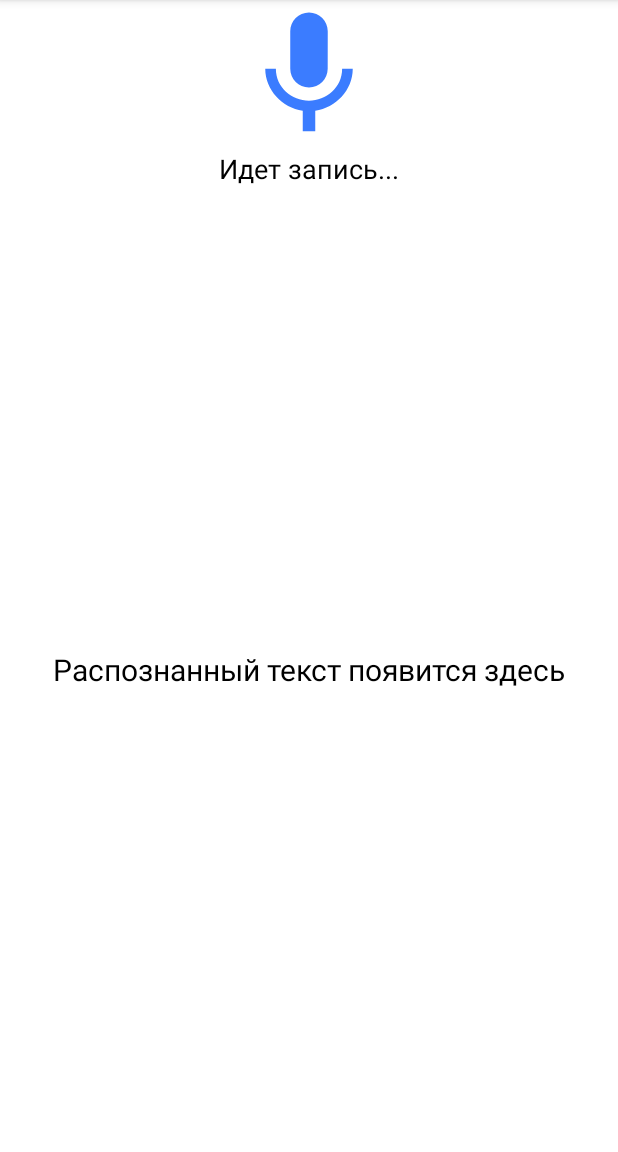
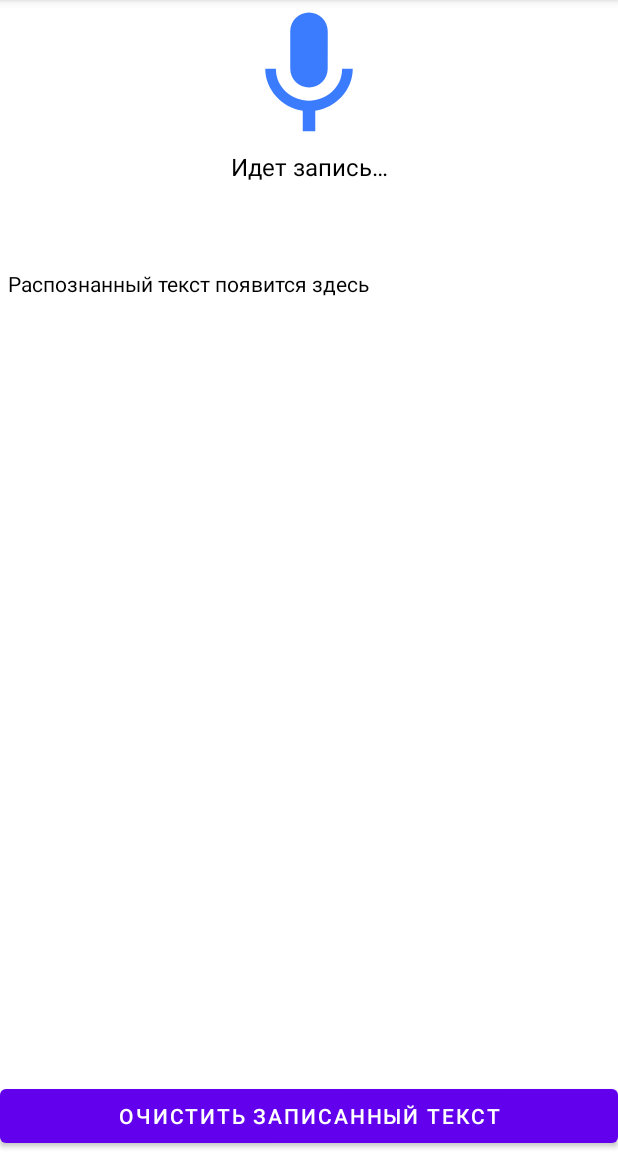
Before and after one commit to Olegnim/VoiceToText, an Android app: the screen it shows after launch (MainActivity), after a tap on "Start record", on a phone screen of 412 x 824 dp, the part 84-1236 px from its top. Run offline under Robolectric (Android 15) with nearby library versions, the phone set to English and light mode, and no system bars.

Commit message:
improvements
 - added error reset and continued recording
- button clear text added
- minor improvements

```diff
--- a/app/src/main/java/ru/sokolovsoftware/MainActivity.kt
+++ b/app/src/main/java/ru/sokolovsoftware/MainActivity.kt
@@ -11,6 +11,7 @@ import android.speech.RecognitionListener
 import android.speech.RecognizerIntent
 import android.speech.SpeechRecognizer
 import android.util.Log
+import android.widget.Button
 import android.widget.ImageView
 import android.widget.TextView
 import android.widget.Toast
@@ -26,19 +27,28 @@ class MainActivity : AppCompatActivity(), RecognitionListener {
     lateinit var micImage: ImageView
     private lateinit var textOutput: TextView
     lateinit var comment: TextView
+    lateinit var clearButton: Button
     private val REQUEST_CODE_SPEECH_INPUT = 1
     lateinit var speechRecognizer: SpeechRecognizer
     var recordStatus = false
-
+    var manualStopRecord = false
 
     override fun onCreate(savedInstanceState: Bundle?) {
         super.onCreate(savedInstanceState)
         setContentView(R.layout.activity_main)
 
+        viewInit()
+
+        speechRecognizer = SpeechRecognizer.createSpeechRecognizer(this)
+        speechRecognizer.setRecognitionListener(this)
+    }
+
+    private fun viewInit() {
         micImage = findViewById(R.id.image_mic)
         textOutput = findViewById(R.id.output_text)
         comment = findViewById(R.id.comment)
-        comment.text = "Нажмите на микрофон что бы начать запись"
+        comment.text = this.getString(R.string.touch_to_start)
+        clearButton = findViewById(R.id.clear_button)
 
         if (ContextCompat.checkSelfPermission(
                 this,
@@ -53,19 +63,20 @@ class MainActivity : AppCompatActivity(), RecognitionListener {
             val clip = ClipData.newPlainText("", textOutput.text.toString())
             clipboard.setPrimaryClip(clip)
             Toast.makeText(
-                this@MainActivity, "Текст скопирован в буфер обмена",
+                this@MainActivity, this.getString(R.string.text_copy_to_clipboard),
                 Toast.LENGTH_SHORT
             ).show()
         }
-        speechRecognizer = SpeechRecognizer.createSpeechRecognizer(this)
-        speechRecognizer.setRecognitionListener(this)
         micImage.setOnClickListener {
             if (recordStatus) {
+                manualStopRecord = true
                 stopRecord()
             } else {
+                manualStopRecord = false
                 startRecord()
             }
         }
+        clearButton.setOnClickListener { textOutput.text = "" }
     }
 
     override fun onReadyForSpeech(p0: Bundle?) {
@@ -77,7 +88,6 @@ class MainActivity : AppCompatActivity(), RecognitionListener {
     }
 
     override fun onRmsChanged(p0: Float) {
-        Log.e("RecognitionListener", "onRmsChanged $p0")
     }
 
     override fun onBufferReceived(p0: ByteArray?) {
@@ -90,8 +100,14 @@ class MainActivity : AppCompatActivity(), RecognitionListener {
 
     override fun onError(p0: Int) {
         speechRecognizer.cancel()
-        if (p0 == 7) {
-            comment.text = "Не могу распознать речь"
+        if (p0 == 7 || (p0 == 5 && !manualStopRecord)) {
+            comment.text = this.getString(R.string.error_7)
+            startRecord()
+        } else {
+            Toast.makeText(
+                this@MainActivity, this.getString(R.string.error_x, p0),
+                Toast.LENGTH_SHORT
+            ).show()
         }
         Log.e("RecognitionListener", "onError $p0")
     }
@@ -100,16 +116,16 @@ class MainActivity : AppCompatActivity(), RecognitionListener {
         Log.e("RecognitionListener", "onResults $p0")
         stopRecord()
         micImage.setImageDrawable(AppCompatResources.getDrawable(this, R.drawable.ic_mic_none_24))
-        try {
-            val data: ArrayList<String>? =
-                p0?.getStringArrayList(SpeechRecognizer.RESULTS_RECOGNITION)
-            textOutput.text = data?.get(0)
-        } catch (e: Exception) {
-            Toast.makeText(
-                this@MainActivity, " " + e.message,
-                Toast.LENGTH_SHORT
-            ).show()
+
+        val data: ArrayList<String>? =
+            p0?.getStringArrayList(SpeechRecognizer.RESULTS_RECOGNITION)
+        var allOutputText: String = textOutput.text.toString()
+        if (allOutputText == this.getString(R.string.text_will_be_here)) {
+            allOutputText = ""
         }
+        allOutputText += " "
+        allOutputText += data?.get(0)
+        textOutput.text = allOutputText
     }
 
     override fun onPartialResults(p0: Bundle?) {
@@ -134,7 +150,7 @@ class MainActivity : AppCompatActivity(), RecognitionListener {
     }
 
     private fun stopRecord() {
-        comment.text = "Нажмите на микрофон что бы начать запись"
+        comment.text = this.getString(R.string.touch_to_start)
         micImage.setImageDrawable(AppCompatResources.getDrawable(this, R.drawable.ic_mic_none_24))
         recordStatus = false
         speechRecognizer.stopListening()
@@ -155,7 +171,7 @@ class MainActivity : AppCompatActivity(), RecognitionListener {
             30000
         )
         speechRecognizer.startListening(intent)
-        comment.text = "Идет запись..."
+        comment.text = this.getString(R.string.recording_in_progress)
         micImage.setImageDrawable(AppCompatResources.getDrawable(this, R.drawable.ic_mic_24))
         recordStatus = true
     }
--- a/app/src/main/res/layout/activity_main.xml
+++ b/app/src/main/res/layout/activity_main.xml
@@ -22,23 +22,35 @@
         android:layout_width="match_parent"
         android:layout_height="wrap_content"
         android:gravity="center"
-        android:text=""
+        android:text="@string/info"
         android:textAlignment="center"
         android:textAllCaps="false"
         android:textColor="@color/black"
-        android:textSize="18sp"
+        android:textSize="16sp"
         app:layout_constraintTop_toBottomOf="@+id/image_mic" />
 
     <TextView
         android:id="@+id/output_text"
         android:layout_width="match_parent"
         android:layout_height="wrap_content"
-        android:gravity="center"
+        android:layout_margin="5dp"
+        android:lines="30"
         android:text="@string/text_will_be_here"
-        android:textAlignment="center"
+        android:textAlignment="textStart"
         android:textColor="@color/black"
-        android:textSize="20sp"
-        app:layout_constraintBottom_toBottomOf="parent"
+        android:textSize="14sp"
+        app:layout_constraintBottom_toTopOf="@+id/clear_button"
+        app:layout_constraintEnd_toEndOf="parent"
+        app:layout_constraintStart_toStartOf="parent"
         app:layout_constraintTop_toBottomOf="@+id/comment" />
 
+    <Button
+        android:id="@+id/clear_button"
+        android:layout_width="match_parent"
+        android:layout_height="wrap_content"
+        android:text="@string/clear_btn"
+        app:layout_constraintBottom_toBottomOf="parent"
+        app:layout_constraintEnd_toEndOf="parent"
+        app:layout_constraintStart_toStartOf="parent" />
+
 </androidx.constraintlayout.widget.ConstraintLayout>
--- a/app/src/main/res/values/strings.xml
+++ b/app/src/main/res/values/strings.xml
@@ -2,4 +2,11 @@
     <string name="app_name">VoiceToText</string>
     <string name="text_will_be_here">Распознанный текст появится здесь</string>
     <string name="start_record">Start record</string>
+    <string name="error_7">Не могу распознать речь</string>
+    <string name="touch_to_start">Нажмите на микрофон что бы начать запись</string>
+    <string name="text_copy_to_clipboard">Текст скопирован в буфер обмена</string>
+    <string name="recording_in_progress">Идет запись…</string>
+    <string name="error_x">Error %1$o</string>
+    <string name="info">Статус</string>
+    <string name="clear_btn">Очистить записанный текст</string>
 </resources>
```
